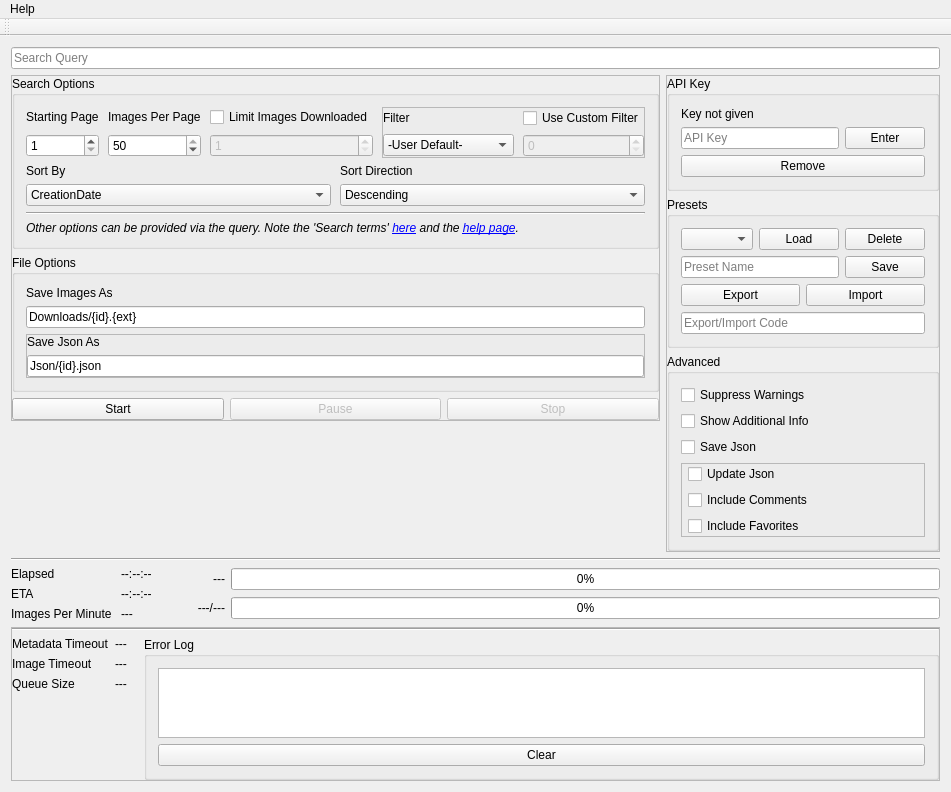
Before: the Qt Designer form mainwindow.ui in Sibusten/derpibooru-downloader, drawn with Qt 5.
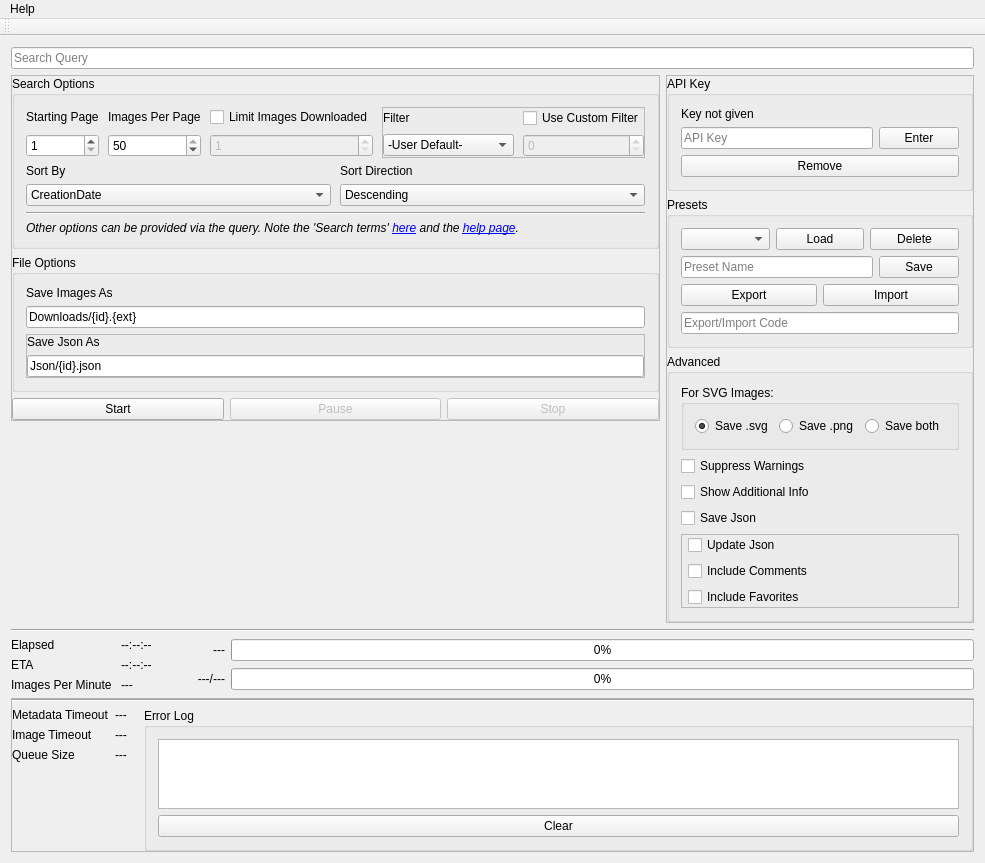
After: the same form once the commit is applied.

Commit message:
Change how settings are saved
Use json objects instead of arrays
Add Conversion from old settings format to new
Remove use of DEFAULT_OPTIONS, defaults are now set using a json object
Remove default preset from the settings file

Add radio buttons for svg options (no function yet)

```diff
--- a/mainwindow.ui
+++ b/mainwindow.ui
@@ -6,8 +6,8 @@
    <rect>
     <x>0</x>
     <y>0</y>
-    <width>850</width>
-    <height>740</height>
+    <width>864</width>
+    <height>796</height>
    </rect>
   </property>
   <property name="windowTitle">
@@ -693,6 +693,48 @@
              <string>Advanced</string>
             </property>
             <layout class="QVBoxLayout" name="verticalLayout_18">
+             <item>
+              <widget class="QGroupBox" name="groupSVGOptions">
+               <property name="title">
+                <string>For SVG Images:</string>
+               </property>
+               <layout class="QHBoxLayout" name="horizontalLayout_6">
+                <item>
+                 <widget class="QRadioButton" name="radioSaveSVG">
+                  <property name="text">
+                   <string>Save .svg</string>
+                  </property>
+                  <property name="checked">
+                   <bool>true</bool>
+                  </property>
+                  <attribute name="buttonGroup">
+                   <string notr="true">buttonGroupSVGOptions</string>
+                  </attribute>
+                 </widget>
+                </item>
+                <item>
+                 <widget class="QRadioButton" name="radioSavePNG">
+                  <property name="text">
+                   <string>Save .png</string>
+                  </property>
+                  <attribute name="buttonGroup">
+                   <string notr="true">buttonGroupSVGOptions</string>
+                  </attribute>
+                 </widget>
+                </item>
+                <item>
+                 <widget class="QRadioButton" name="radioSaveBoth">
+                  <property name="text">
+                   <string>Save both</string>
+                  </property>
+                  <attribute name="buttonGroup">
+                   <string notr="true">buttonGroupSVGOptions</string>
+                  </attribute>
+                 </widget>
+                </item>
+               </layout>
+              </widget>
+             </item>
              <item>
               <widget class="QCheckBox" name="suppressWarnings">
                <property name="toolTip">
@@ -1085,7 +1127,7 @@
     <rect>
      <x>0</x>
      <y>0</y>
-     <width>850</width>
+     <width>864</width>
      <height>21</height>
     </rect>
    </property>
```
Left out of the diff: 3 changed lines with no effect on the pictures. The commit also changes 2 other files.
